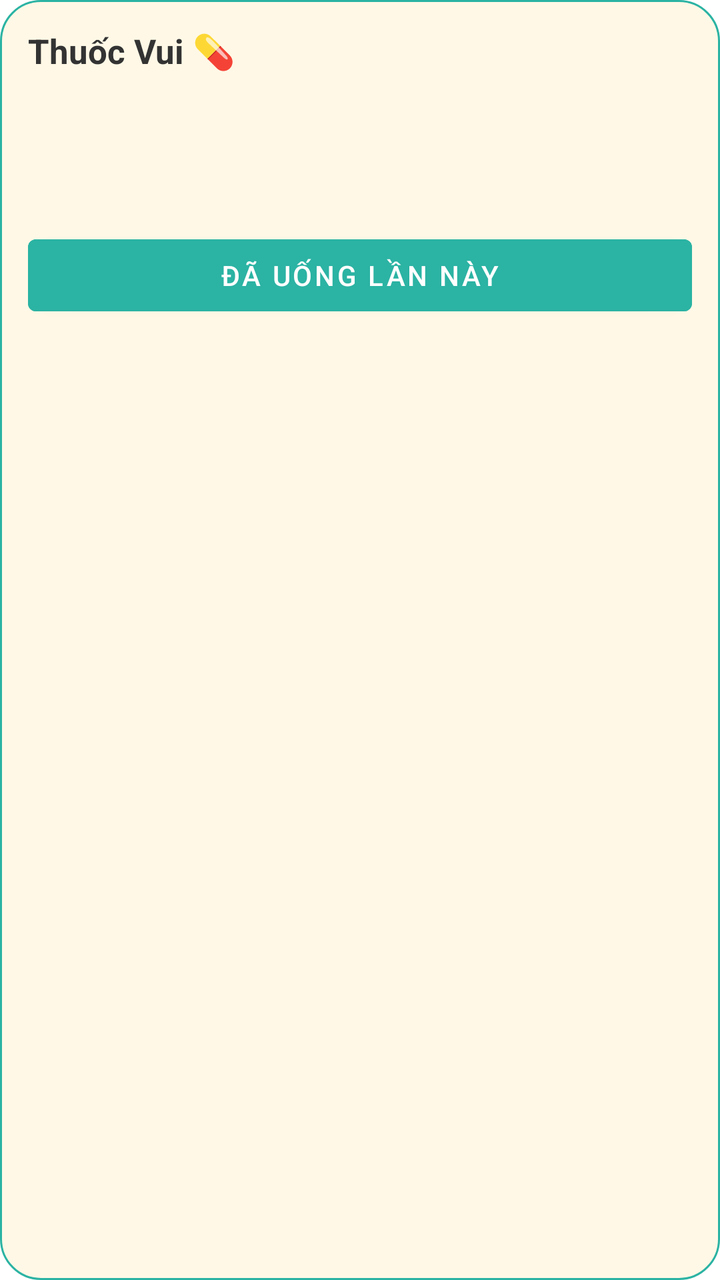
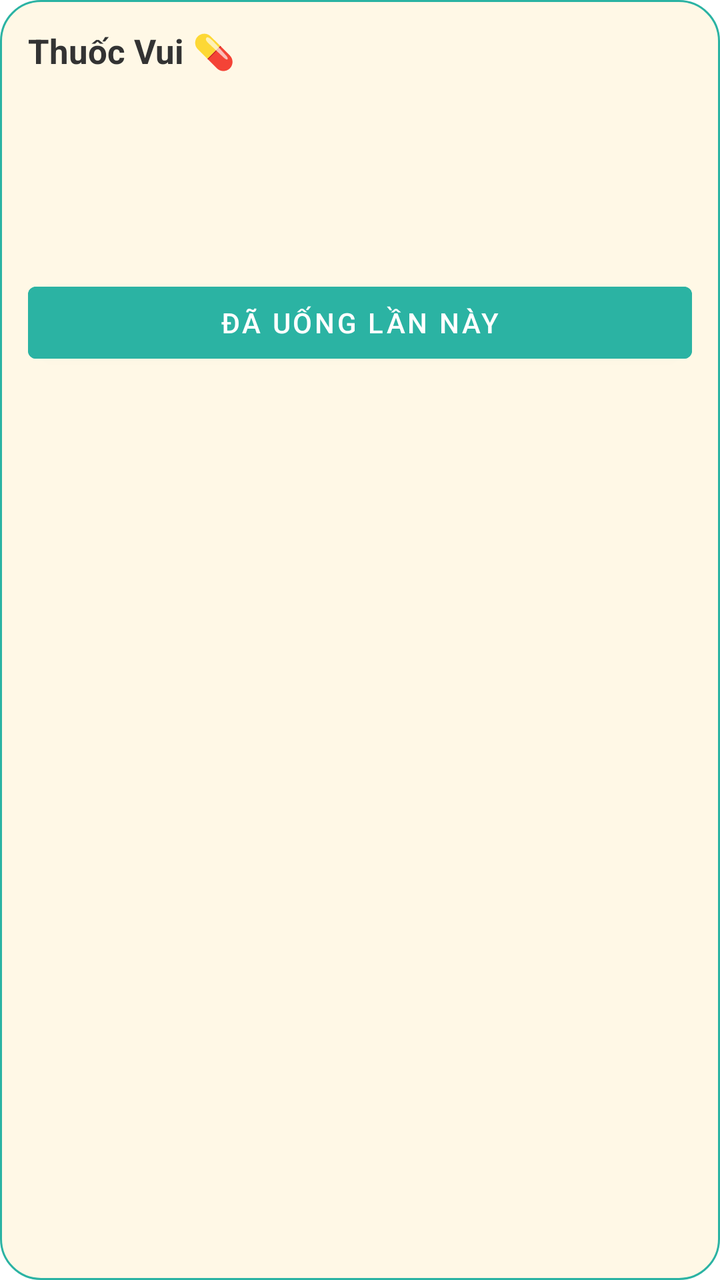

Before-and-after screenshots of an Android layout around one commit, followed by the original layout XML and the change that was made.
<!-- AndroidManifest.xml: fallback theme Theme.MaterialComponents.DayNight.NoActionBar -->
<!-- res/layout/thuoc_vui_widget.xml -->
<?xml version="1.0" encoding="utf-8"?>
<LinearLayout xmlns:android="http://schemas.android.com/apk/res/android"
    android:id="@+id/widget_container"
    android:layout_width="match_parent"
    android:layout_height="match_parent"
    android:layout_margin="8dp"
    android:orientation="vertical"
    android:background="@drawable/widget_background"
    android:padding="14dp">
    <TextView
        android:layout_width="match_parent"
        android:layout_height="wrap_content"
        android:text="Thuốc Vui 💊"
        android:textSize="17sp"
        android:textStyle="bold"
        android:textColor="#333333" />
    <TextView
        android:id="@+id/widget_progress"
        android:layout_width="match_parent"
        android:layout_height="wrap_content"
        android:layout_marginTop="6dp"
        android:textSize="14sp"
        android:textColor="#333333" />
    <TextView
        android:id="@+id/widget_next"
        android:layout_width="match_parent"
        android:layout_height="wrap_content"
        android:layout_marginTop="4dp"
        android:textSize="15sp"
        android:textStyle="bold"
        android:textColor="#333333" />
    <TextView
        android:id="@+id/widget_next_time"
        android:layout_width="match_parent"
        android:layout_height="wrap_content"
        android:textSize="13sp"
        android:textColor="#666666" />
    <Button
        android:id="@+id/widget_checkin"
        android:layout_width="match_parent"
        android:layout_height="wrap_content"
        android:layout_marginTop="10dp"
        android:text="Đã uống lần này"
        android:textColor="#FFFFFF"
        android:backgroundTint="#2BB3A3" />
    <TextView
        android:id="@+id/widget_done"
        android:layout_width="match_parent"
        android:layout_height="wrap_content"
        android:layout_marginTop="10dp"
        android:text="🎉 Đã xong hôm nay!"
        android:textSize="15sp"
        android:textStyle="bold"
        android:visibility="gone" />
</LinearLayout>
<!-- resources referenced by this layout -->
<resources>
  <!-- drawable widget_background (drawable) -->
  <?xml version="1.0" encoding="utf-8"?>
  <shape xmlns:android="http://schemas.android.com/apk/res/android" android:shape="rectangle">
      <solid android:color="#FFFFF8E6" />
      <corners android:radius="20dp" />
      <stroke android:width="1dp" android:color="#2BB3A3" />
  </shape>
</resources>

<!-- the commit's change to res/layout/thuoc_vui_widget.xml (unified diff, before → after) -->
@@ -13,6 +13,13 @@
         android:text="Thuốc Vui 💊"
         android:textSize="17sp"
         android:textStyle="bold"
+        android:textColor="#333333" />
+    <TextView
+        android:id="@+id/widget_pip"
+        android:layout_width="match_parent"
+        android:layout_height="wrap_content"
+        android:layout_marginTop="6dp"
+        android:textSize="13sp"
         android:textColor="#333333" />
     <TextView
         android:id="@+id/widget_progress"
